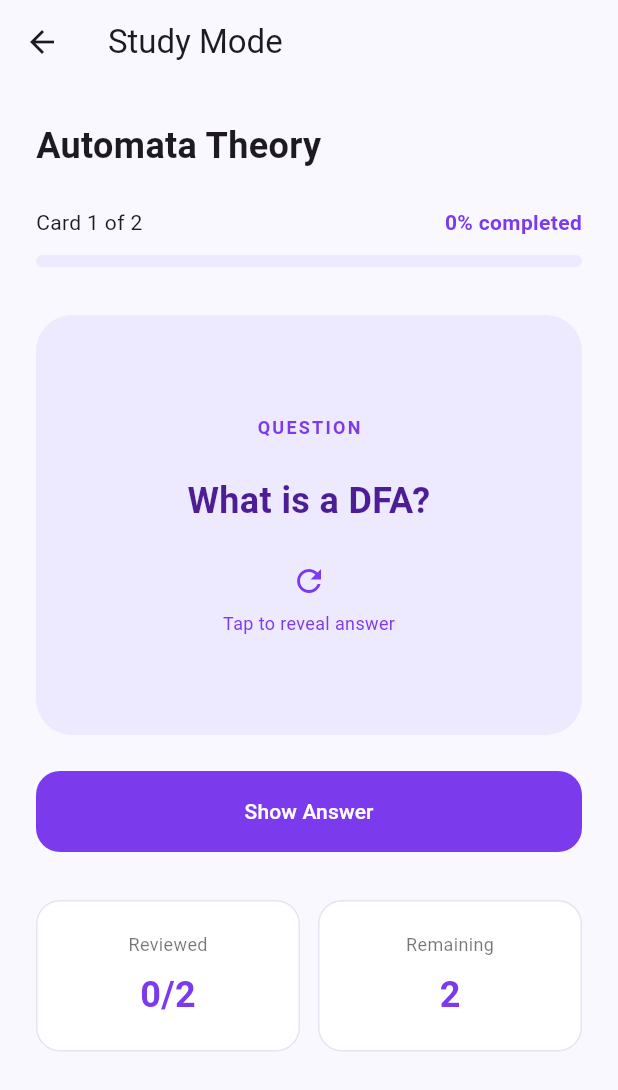
After one commit to DreiLunar/Owli, a Flutter app: the DeckDetailsScreen screen opened directly with sample values from the repository, after a tap on "Start Study", on a phone screen of 412 x 824 dp. The commit adds this screen. Shown: the top 1090 px of the screen. Run offline on Flutter 3.47's test engine with Material 3 defaults, Android fonts, the phone set to English and light mode, and no system bars; our stand-ins replace material_ui.

Commit message:
feat(study): implement interactive flashcard study screen and widget tests

```diff
--- a/lib/features/flashcards/presentation/screens/deck_details_screen.dart
+++ b/lib/features/flashcards/presentation/screens/deck_details_screen.dart
@@ -3,8 +3,10 @@ import 'package:material_ui/material_ui.dart';
 import '../../domain/models/deck.dart';
 import '../../domain/models/flashcard.dart';
 import '../../data/mock/mock_study_store.dart';
+import '../../domain/services/study_session_controller.dart';
 import 'create_deck_screen.dart';
 import 'create_flashcard_screen.dart';
+import 'study_session_screen.dart';
 
 class DeckDetailsScreen extends StatefulWidget {
   final Deck deck;
@@ -200,6 +202,24 @@ class _DeckDetailsScreenState extends State<DeckDetailsScreen> {
     );
   }
 
+  // START STUDY SESSION
+  void _startStudy() {
+    final cards = flashcards;
+
+    if (cards.isEmpty) {
+      return;
+    }
+
+    final session = StudySessionController(deckId: deck.id, cards: cards);
+
+    Navigator.of(context).push<void>(
+      MaterialPageRoute(
+        builder: (context) =>
+            StudySessionScreen(deckTitle: deck.title, session: session),
+      ),
+    );
+  }
+
   @override
   Widget build(BuildContext context) {
     return Scaffold(
@@ -281,7 +301,39 @@ class _DeckDetailsScreenState extends State<DeckDetailsScreen> {
             ),
 
             const SizedBox(height: 24),
+            // Start study button
+            FilledButton.icon(
+              key: const ValueKey('start_study_button'),
 
+              onPressed: flashcards.isEmpty ? null : _startStudy,
+
+              icon: const Icon(Icons.play_arrow),
+
+              label: const Text('Start Study'),
+
+              style: FilledButton.styleFrom(
+                backgroundColor: primaryColor,
+                foregroundColor: Colors.white,
+                minimumSize: const Size.fromHeight(54),
+
+                shape: RoundedRectangleBorder(
+                  borderRadius: BorderRadius.circular(16),
+                ),
+              ),
+            ),
+
+            if (flashcards.isEmpty) ...[
+              const SizedBox(height: 8),
+
+              const Text(
+                'Add at least one flashcard to start studying.',
+                textAlign: TextAlign.center,
+
+                style: TextStyle(color: Colors.black54, fontSize: 12),
+              ),
+            ],
+
+            const SizedBox(height: 24),
             const Text(
               'Flashcards',
               style: TextStyle(fontSize: 20, fontWeight: FontWeight.bold),
--- /dev/null
+++ b/lib/features/flashcards/presentation/screens/study_session_screen.dart
@@ -0,0 +1,253 @@
+import 'package:material_ui/material_ui.dart';
+
+import '../../domain/services/study_session_controller.dart';
+
+class StudySessionScreen extends StatefulWidget {
+  final String deckTitle;
+  final StudySessionController session;
+
+  const StudySessionScreen({
+    super.key,
+    required this.deckTitle,
+    required this.session,
+  });
+
+  @override
+  State<StudySessionScreen> createState() => _StudySessionScreenState();
+}
+
+class _StudySessionScreenState extends State<StudySessionScreen> {
+  static const primaryColor = Color(0xFF7C3AED);
+  static const backgroundColor = Color(0xFFFAF8FF);
+  static const lavenderColor = Color(0xFFEDE9FE);
+
+  StudySessionController get session => widget.session;
+
+  // SWITCH BETWEEN QUESTION AND ANSWER
+  void _toggleAnswer() {
+    if (session.isCompleted) {
+      return;
+    }
+
+    setState(() {
+      session.toggleAnswer();
+    });
+  }
+
+  @override
+  Widget build(BuildContext context) {
+    final card = session.currentCard;
+    final isAnswerVisible = session.isAnswerVisible;
+
+    return Scaffold(
+      backgroundColor: backgroundColor,
+
+      appBar: AppBar(
+        title: const Text('Study Mode'),
+        backgroundColor: backgroundColor,
+        surfaceTintColor: Colors.transparent,
+      ),
+
+      body: SafeArea(
+        child: ListView(
+          padding: const EdgeInsets.all(24),
+          children: [
+            // Selected deck
+            Text(
+              widget.deckTitle,
+              style: const TextStyle(fontSize: 24, fontWeight: FontWeight.bold),
+            ),
+
+            const SizedBox(height: 24),
+
+            // Session progress
+            Row(
+              mainAxisAlignment: MainAxisAlignment.spaceBetween,
+              children: [
+                Text(
+                  session.isCompleted
+                      ? 'Session complete'
+                      : 'Card ${session.currentCardNumber} '
+                            'of ${session.totalCards}',
+                ),
+
+                Text(
+                  '${session.completionPercentage.toStringAsFixed(0)}%'
+                  ' completed',
+                  style: const TextStyle(
+                    color: primaryColor,
+                    fontWeight: FontWeight.w600,
+                  ),
+                ),
+              ],
+            ),
+
+            const SizedBox(height: 12),
+
+            LinearProgressIndicator(
+              value: session.progress,
+              minHeight: 8,
+              backgroundColor: lavenderColor,
+              valueColor: const AlwaysStoppedAnimation<Color>(primaryColor),
+              borderRadius: BorderRadius.circular(8),
+            ),
+
+            const SizedBox(height: 32),
+
+            // Current flashcard
+            if (card != null) ...[
+              Material(
+                color: isAnswerVisible
+                    ? const Color(0xFFDDD6FE)
+                    : lavenderColor,
+
+                borderRadius: BorderRadius.circular(24),
+
+                child: InkWell(
+                  key: const ValueKey('study_flashcard'),
+
+                  borderRadius: BorderRadius.circular(24),
+
+                  onTap: _toggleAnswer,
+
+                  child: ConstrainedBox(
+                    constraints: const BoxConstraints(minHeight: 280),
+
+                    child: Padding(
+                      padding: const EdgeInsets.all(24),
+
+                      child: Column(
+                        mainAxisAlignment: MainAxisAlignment.center,
+
+                        children: [
+                          Text(
+                            isAnswerVisible ? 'ANSWER' : 'QUESTION',
+                            style: const TextStyle(
+                              color: primaryColor,
+                              fontSize: 12,
+                              fontWeight: FontWeight.bold,
+                              letterSpacing: 1.5,
+                            ),
+                          ),
+
+                          const SizedBox(height: 24),
+
+                          Text(
+                            isAnswerVisible ? card.back : card.front,
+
+                            textAlign: TextAlign.center,
+
+                            style: const TextStyle(
+                              fontSize: 24,
+                              fontWeight: FontWeight.w600,
+                              color: Color(0xFF4C1D95),
+                            ),
+                          ),
+
+                          const SizedBox(height: 24),
+
+                          const Icon(Icons.refresh, color: primaryColor),
+
+                          const SizedBox(height: 8),
+
+                          Text(
+                            isAnswerVisible
+                                ? 'Tap to hide answer'
+                                : 'Tap to reveal answer',
+
+                            style: const TextStyle(
+                              color: primaryColor,
+                              fontSize: 12,
+                            ),
+                          ),
+                        ],
+                      ),
+                    ),
+                  ),
+                ),
+              ),
+
+              const SizedBox(height: 24),
+
+              // Alternative way to flip the card
+              FilledButton(
+                key: const ValueKey('toggle_answer_button'),
+
+                onPressed: _toggleAnswer,
+
+                style: FilledButton.styleFrom(
+                  backgroundColor: primaryColor,
+                  foregroundColor: Colors.white,
+                  minimumSize: const Size.fromHeight(54),
+
+                  shape: RoundedRectangleBorder(
+                    borderRadius: BorderRadius.circular(16),
+                  ),
+                ),
+
+                child: Text(isAnswerVisible ? 'Hide Answer' : 'Show Answer'),
+              ),
+            ] else
+              const Center(child: Text('Session completed!')),
+
+            const SizedBox(height: 32),
+
+            // Session statistics
+            Row(
+              children: [
+                Expanded(
+                  child: _buildStatistic(
+                    label: 'Reviewed',
+                    value: '${session.reviewedCards}/${session.totalCards}',
+                  ),
+                ),
+
+                const SizedBox(width: 12),
+
+                Expanded(
+                  child: _buildStatistic(
+                    label: 'Remaining',
+                    value: '${session.remainingCards}',
+                  ),
+                ),
+              ],
+            ),
+          ],
+        ),
+      ),
+    );
+  }
+
+  Widget _buildStatistic({required String label, required String value}) {
+    return Container(
+      padding: const EdgeInsets.all(20),
+
+      decoration: BoxDecoration(
+        color: Colors.white,
+        borderRadius: BorderRadius.circular(16),
+
+        border: Border.all(color: const Color(0xFFE8E2F3)),
+      ),
+
+      child: Column(
+        children: [
+          Text(
+            label,
+            style: const TextStyle(color: Colors.black54, fontSize: 12),
+          ),
+
+          const SizedBox(height: 8),
+
+          Text(
+            value,
+            style: const TextStyle(
+              fontSize: 24,
+              fontWeight: FontWeight.bold,
+              color: primaryColor,
+            ),
+          ),
+        ],
+      ),
+    );
+  }
+}
```
Also changed, not shown: 1 other file.
